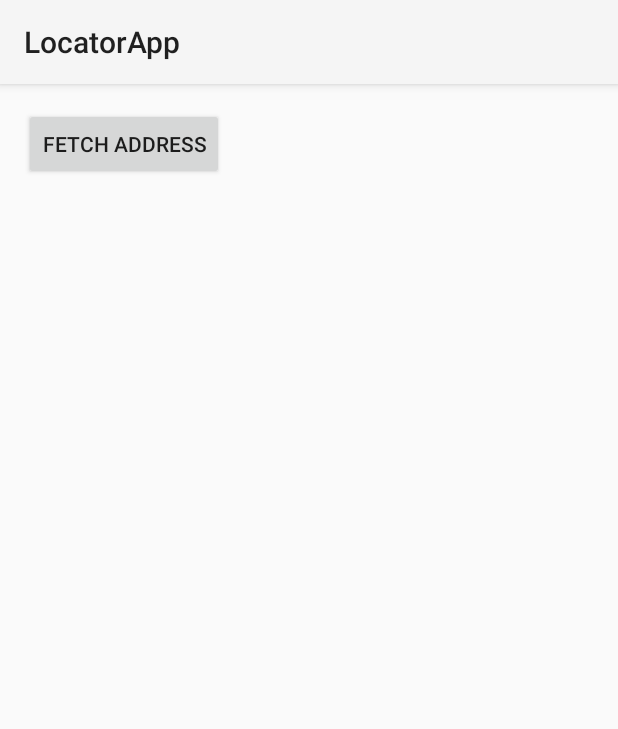
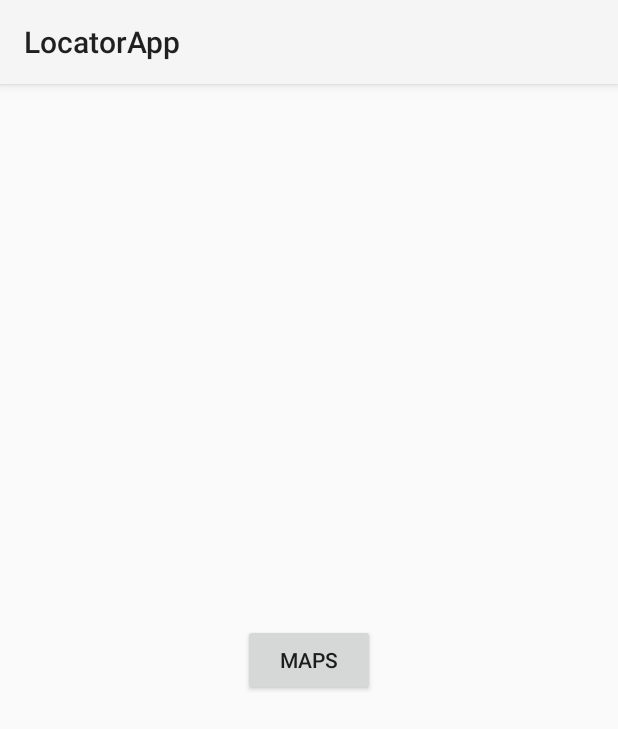
Before and after one commit to VaishSiddharth/LocatorApp, an Android app: the screen it shows after launch (MainActivity before the commit, LaunchActivity after it), on a phone screen of 412 x 824 dp. Shown: the top 729 px of the screen. Run offline under Robolectric (Android 15) with nearby library versions, the phone set to English and light mode, and no system bars.

```diff
--- a/app/build.gradle
+++ b/app/build.gradle
@@ -9,6 +9,7 @@ android {
         versionCode 1
         versionName "1.0"
         testInstrumentationRunner "android.support.test.runner.AndroidJUnitRunner"
+        resValue "string", "google_maps_key", (project.findProperty("GOOGLE_MAPS_API_KEY") ?: "")
     }
     buildTypes {
         release {
@@ -27,4 +28,5 @@ dependencies {
     androidTestImplementation 'com.android.support.test.espresso:espresso-core:3.0.2'
     implementation 'com.android.support:design:28.0.0-alpha1'
     implementation 'com.google.android.gms:play-services-location:15.0.1'
+    implementation 'com.google.android.gms:play-services-maps:15.0.1'
 }
--- /dev/null
+++ b/app/src/main/java/com/example/sidvaish/locatorapp/LaunchActivity.java
@@ -0,0 +1,21 @@
+package com.example.sidvaish.locatorapp;
+
+import android.content.Intent;
+import android.support.v7.app.AppCompatActivity;
+import android.os.Bundle;
+import android.view.View;
+
+public class LaunchActivity extends AppCompatActivity{
+
+    @Override
+    protected void onCreate(Bundle savedInstanceState) {
+        super.onCreate(savedInstanceState);
+        setContentView(R.layout.activity_launch);
+    }
+
+    public void maps(View view)
+    {
+        Intent intent = new Intent(LaunchActivity.this, MainActivity.class);
+        startActivity(intent);
+    }
+}
--- /dev/null
+++ b/app/src/main/res/layout/activity_launch.xml
@@ -0,0 +1,25 @@
+<?xml version="1.0" encoding="utf-8"?>
+<android.support.constraint.ConstraintLayout xmlns:android="http://schemas.android.com/apk/res/android"
+    xmlns:app="http://schemas.android.com/apk/res-auto"
+    xmlns:tools="http://schemas.android.com/tools"
+    android:layout_width="match_parent"
+    android:layout_height="match_parent"
+    tools:context=".LaunchActivity">
+
+    <Button
+        android:id="@+id/button"
+        android:layout_width="wrap_content"
+        android:layout_height="wrap_content"
+        android:layout_marginBottom="8dp"
+        android:layout_marginEnd="8dp"
+        android:layout_marginLeft="8dp"
+        android:layout_marginRight="8dp"
+        android:layout_marginStart="8dp"
+        android:layout_marginTop="8dp"
+        android:onClick="maps"
+        android:text="Maps"
+        app:layout_constraintBottom_toBottomOf="parent"
+        app:layout_constraintEnd_toEndOf="parent"
+        app:layout_constraintStart_toStartOf="parent"
+        app:layout_constraintTop_toTopOf="parent" />
+</android.support.constraint.ConstraintLayout>
--- a/gradle.properties
+++ b/gradle.properties
@@ -11,3 +11,4 @@ org.gradle.jvmargs=-Xmx1536m
 # This option should only be used with decoupled projects. More details, visit
 # http://www.gradle.org/docs/current/userguide/multi_project_builds.html#sec:decoupled_projects
 # org.gradle.parallel=true
+GOOGLE_MAPS_API_KEY=AIzaSyAO3sEoOcNPFbBAonVzi_KuDlJaDfER_eU
```
Also changed, not shown: app/src/main/AndroidManifest.xml (+22 -11 lines), app/src/main/java/com/example/sidvaish/locatorapp/MainActivity.java (+27 -4 lines), app/src/main/res/layout/activity_main.xml (+10 -1 lines), app/src/main/res/values/strings.xml (indentation only), 1 other file.
